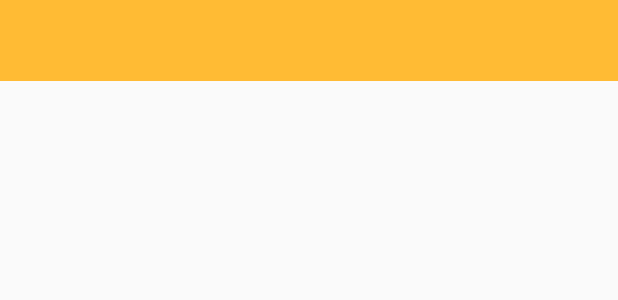
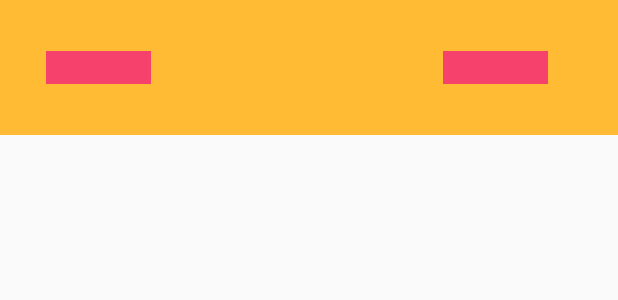
Before and after one commit to raeinmt/Fifa18Prediction, an Android app: the layout fragment_item.xml on its own in the app's theme, with its tools: preview values and no code run, on a phone screen of 412 x 824 dp. Shown: the top 300 px of the screen. Run offline under Robolectric (Android 15) with nearby library versions, the phone set to English and light mode, and no system bars.

Commit message:
Adding hashmap for live score update/Fixing fragment_item layout

```diff
--- a/app/src/main/java/com/example/rteymouri/fifa18prediction/MyItemRecyclerViewAdapter.java
+++ b/app/src/main/java/com/example/rteymouri/fifa18prediction/MyItemRecyclerViewAdapter.java
@@ -11,6 +11,7 @@ import com.example.rteymouri.fifa18prediction.PredictionsFragment.OnListFragment
 import com.example.rteymouri.fifa18prediction.footballMatchDataModel.FootballMatch;
 
 import java.util.ArrayList;
+import java.util.HashMap;
 import java.util.List;
 
 import com.google.firebase.database.ChildEventListener;
@@ -27,6 +28,7 @@ import com.google.firebase.database.FirebaseDatabase;
 public class MyItemRecyclerViewAdapter extends RecyclerView.Adapter<MyItemRecyclerViewAdapter.ViewHolder> {
 
     private final List<FootballMatch> mValues;
+    private HashMap<String, FootballMatch> mValuesHashMap;
     private final OnListFragmentInteractionListener mListener;
     private ChildEventListener mChildEventListener = new ChildEventListener() {
         @Override
@@ -34,17 +36,17 @@ public class MyItemRecyclerViewAdapter extends RecyclerView.Adapter<MyItemRecycl
 
             FootballMatch data = dataSnapshot.getValue(FootballMatch.class);
             Log.d("Fifaa", "DataSnapshot: " + data);
-            mValues.add(new FootballMatch(
-                    data.getTeam1_name(),
-                    data.getTeam1_score(),
-                    data.getTeam2_name(),
-                    data.getTeam2_score()
-            ));
+            mValues.add(data);
+            mValuesHashMap.put(data.toString(),data);
             notifyDataSetChanged();
         }
 
         @Override
         public void onChildChanged(DataSnapshot dataSnapshot, String s) {
+            FootballMatch data = dataSnapshot.getValue(FootballMatch.class);
+            Log.d("Fifaa", "DataSnapshot---: " + data);
+            mValuesHashMap.put(data.toString(),data);
+            notifyDataSetChanged();
 
         }
 
@@ -66,6 +68,7 @@ public class MyItemRecyclerViewAdapter extends RecyclerView.Adapter<MyItemRecycl
 
     public MyItemRecyclerViewAdapter(OnListFragmentInteractionListener listener) {
         mValues = new ArrayList<>();
+        mValuesHashMap = new HashMap<>();
         mListener = listener;
         DatabaseReference mDatabaseRef = FirebaseDatabase.getInstance().getReference().child("results");
         mDatabaseRef.addChildEventListener(mChildEventListener);
@@ -80,11 +83,11 @@ public class MyItemRecyclerViewAdapter extends RecyclerView.Adapter<MyItemRecycl
 
     @Override
     public void onBindViewHolder(final ViewHolder holder, int position) {
-        holder.mItem = mValues.get(position);
-        holder.mTeam1NameView.setText(mValues.get(position).getTeam1_name());
-        holder.mTeam2NameView.setText(mValues.get(position).getTeam2_name());
-        holder.mTeam1ScoreView.setText(mValues.get(position).getTeam1_score().toString());
-        holder.mTeam2ScoreView.setText(mValues.get(position).getTeam2_score().toString());
+        holder.mItem = mValuesHashMap.get(mValues.get(position).toString());
+        holder.mTeam1NameView.setText(holder.mItem.getTeam1_name());
+        holder.mTeam2NameView.setText(holder.mItem.getTeam2_name());
+        holder.mTeam1ScoreView.setText(holder.mItem.getTeam1_score().toString());
+        holder.mTeam2ScoreView.setText(holder.mItem.getTeam2_score().toString());
 
         holder.mView.setOnClickListener(new View.OnClickListener() {
             @Override
--- a/app/src/main/res/layout/fragment_item.xml
+++ b/app/src/main/res/layout/fragment_item.xml
@@ -1,38 +1,62 @@
 <?xml version="1.0" encoding="utf-8"?>
-<LinearLayout xmlns:android="http://schemas.android.com/apk/res/android"
+<android.support.constraint.ConstraintLayout xmlns:android="http://schemas.android.com/apk/res/android"
+    xmlns:app="http://schemas.android.com/apk/res-auto"
+    xmlns:tools="http://schemas.android.com/tools"
+    android:id="@+id/linearLayout"
     android:layout_width="match_parent"
-    android:layout_height="wrap_content"
-    android:background="@android:color/holo_orange_light"
-    android:orientation="horizontal">
+    android:layout_height="90dp"
+    android:background="@android:color/holo_orange_light">
 
     <TextView
         android:id="@+id/team1_name"
-        android:layout_width="wrap_content"
+        android:layout_width="70dp"
         android:layout_height="wrap_content"
-        android:layout_margin="@dimen/text_margin"
+
         android:background="@color/colorPrimaryDark"
-        android:textAppearance="?attr/textAppearanceListItem" />
+        android:textAppearance="?attr/textAppearanceListItem"
+
+        app:layout_constraintTop_toTopOf="parent"
+        app:layout_constraintBottom_toBottomOf="parent"
+        app:layout_constraintEnd_toStartOf="@+id/team1_score"
+        app:layout_constraintStart_toStartOf="parent" />
 
     <TextView
         android:id="@+id/team1_score"
-        android:layout_width="wrap_content"
+        android:layout_width="20dp"
         android:layout_height="wrap_content"
-        android:layout_margin="@dimen/text_margin"
-        android:textAppearance="?attr/textAppearanceListItem" />
+        android:layout_marginEnd="32dp"
+        android:layout_marginStart="32dp"
+        android:textAppearance="?attr/textAppearanceListItem"
 
+        app:layout_constraintTop_toTopOf="parent"
+        app:layout_constraintBottom_toBottomOf="parent"
+        app:layout_constraintEnd_toStartOf="@+id/team2_score"
+        app:layout_constraintStart_toEndOf="@+id/team1_name" />
+
+    <TextView
+        android:id="@+id/team2_score"
+        android:layout_width="20dp"
+        android:layout_height="wrap_content"
+        android:textAppearance="?attr/textAppearanceListItem"
+
+        app:layout_constraintTop_toTopOf="parent"
+        app:layout_constraintBottom_toBottomOf="parent"
+        app:layout_constraintEnd_toStartOf="@+id/team2_name"
+        app:layout_constraintStart_toEndOf="@+id/team1_score" />
 
     <TextView
         android:id="@+id/team2_name"
-        android:layout_width="wrap_content"
+        android:layout_width="70dp"
         android:layout_height="wrap_content"
-        android:layout_margin="@dimen/text_margin"
+        android:layout_marginEnd="16dp"
+        android:layout_marginRight="0dp"
         android:background="@color/colorPrimaryDark"
-        android:textAppearance="?attr/textAppearanceListItem" />
+        android:gravity="start"
+        android:textAppearance="?attr/textAppearanceListItem"
 
-    <TextView
-        android:id="@+id/team2_score"
-        android:layout_width="wrap_content"
-        android:layout_height="wrap_content"
-        android:layout_margin="@dimen/text_margin"
-        android:textAppearance="?attr/textAppearanceListItem" />
-</LinearLayout>
+        app:layout_constraintTop_toTopOf="parent"
+        app:layout_constraintBottom_toBottomOf="parent"
+        app:layout_constraintEnd_toEndOf="parent"
+        app:layout_constraintStart_toEndOf="@+id/team2_score" />
+
+</android.support.constraint.ConstraintLayout>
```
